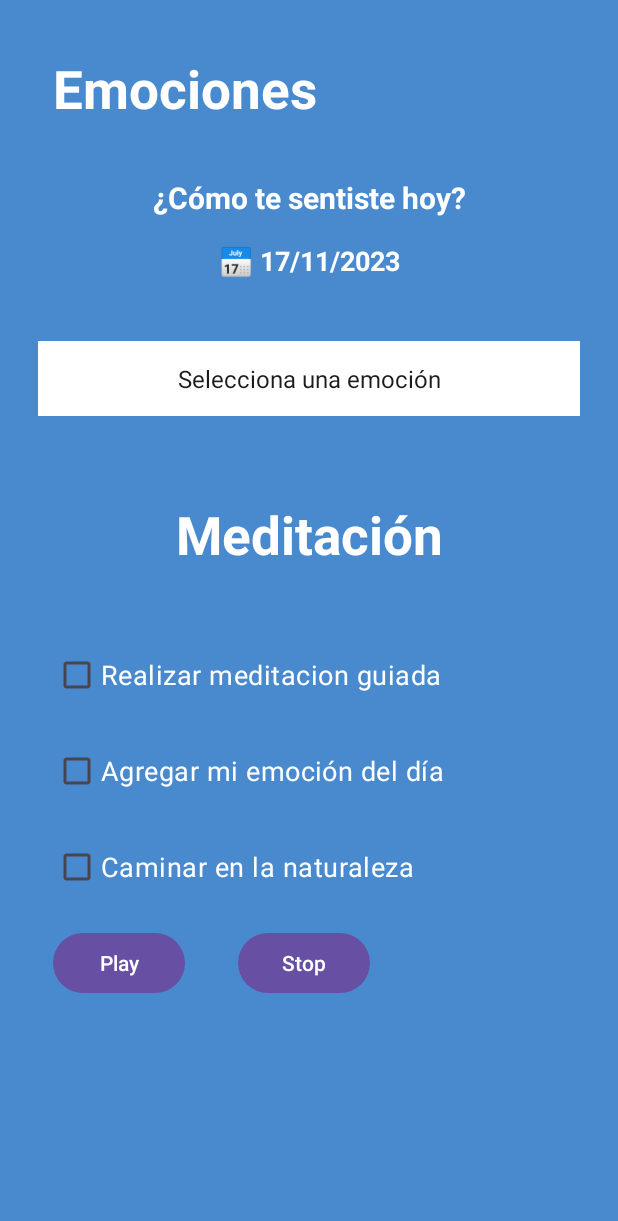
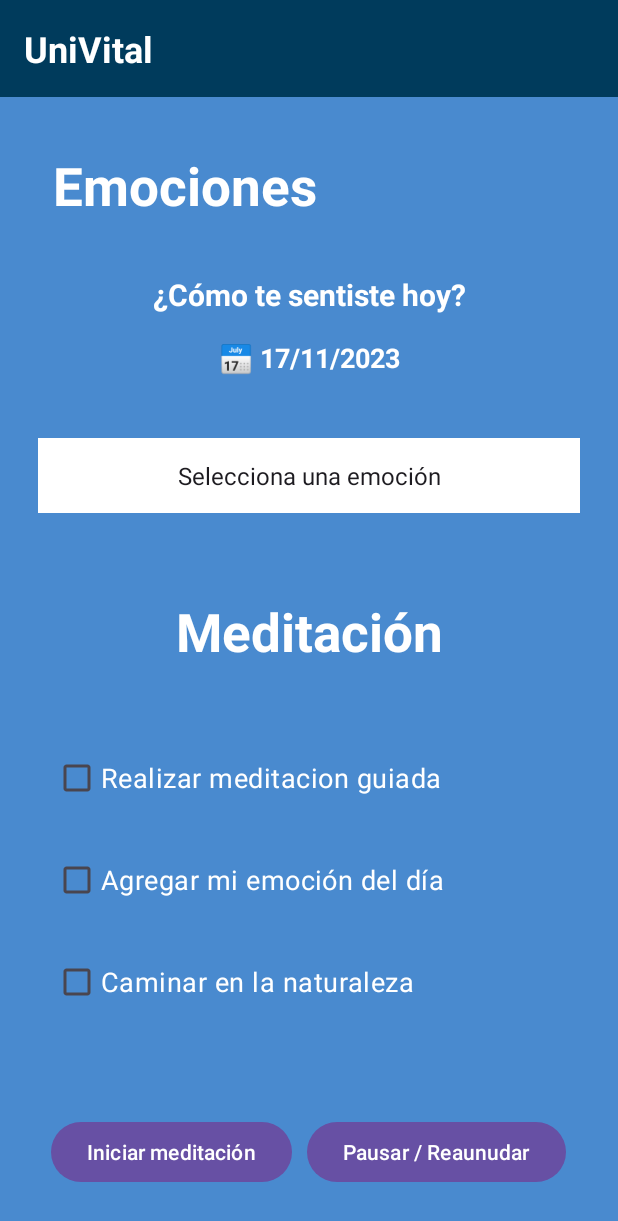
Before and after one commit to cescodc/UniVital, an Android app: the screen it shows after launch (ActivityMeditacion), on a phone screen of 412 x 824 dp. Shown: the top 1221 px of the screen. Run offline under Robolectric (Android 15) with nearby library versions, the phone set to English and light mode, and no system bars.

Commit message:
Mejora de boton, agregar Titulo a pantalla ed emociones. boton de pausas y reaunudar.

```diff
--- a/app/src/main/java/com/example/univital/ActivityMeditacion.kt
+++ b/app/src/main/java/com/example/univital/ActivityMeditacion.kt
@@ -10,6 +10,7 @@ import androidx.appcompat.app.AppCompatActivity
 class ActivityMeditacion : AppCompatActivity() {
 
     private var mediaPlayer: MediaPlayer? = null
+    private var isPaused: Boolean = false
 
     override fun onCreate(savedInstanceState: Bundle?) {
         super.onCreate(savedInstanceState)
@@ -44,16 +45,20 @@ class ActivityMeditacion : AppCompatActivity() {
 
         // Configura el listener del botón de detención
         stopButton.setOnClickListener {
-            stopSound()
+            pauseOrStopSound()
         }
     }
 
-    private fun stopSound() {
-        // Detén la reproducción del sonido si está en curso
+    private fun pauseOrStopSound() {
+        // Pausa la reproducción si está en curso, o detén si ya está pausado
         mediaPlayer?.apply {
             if (isPlaying) {
-                stop()
-                reset()
+                pause()
+                isPaused = true
+            } else if (isPaused) {
+                // Si ya está pausado, reanuda la reproducción
+                start()
+                isPaused = false
             }
         }
     }
--- a/app/src/main/res/layout/activity_meditacion.xml
+++ b/app/src/main/res/layout/activity_meditacion.xml
@@ -11,6 +11,19 @@
         android:layout_height="match_parent"
         android:background="#498ACF"
         android:orientation="vertical">
+
+        <!-- Barra de título -->
+        <TextView
+            android:id="@+id/tvTitle"
+            android:layout_width="match_parent"
+            android:layout_height="wrap_content"
+            android:text="UniVital"
+            android:textSize="24sp"
+            android:textStyle="bold"
+            android:background="#003b5c"
+            android:textColor="#ffffff"
+            android:padding="16dp"/>
+
 
         <TextView
             android:layout_width="wrap_content"
@@ -71,7 +84,7 @@
             android:text="Realizar meditacion guiada"
             android:textColor="@color/white"
             android:textSize="18sp"
-            android:layout_marginTop="16dp"
+            android:layout_marginTop="20dp"
             android:layout_marginStart="35dp"/>
 
         <!-- CheckBox 2 -->
@@ -82,7 +95,7 @@
             android:text="Agregar mi emoción del día"
             android:textColor="@color/white"
             android:textSize="18sp"
-            android:layout_marginTop="16dp"
+            android:layout_marginTop="20dp"
             android:layout_marginStart="35dp"/>
 
         <!-- CheckBox 3 -->
@@ -93,28 +106,29 @@
             android:text="Caminar en la naturaleza"
             android:textColor="@color/white"
             android:textSize="18sp"
-            android:layout_marginTop="16dp"
+            android:layout_marginTop="20dp"
             android:layout_marginStart="35dp"/>
 
         <LinearLayout
             android:layout_width="match_parent"
             android:layout_height="match_parent"
-            android:orientation="horizontal">
+            android:orientation="horizontal"
+            android:gravity="center_horizontal">
+
             <Button
                 android:id="@+id/playButton"
                 android:layout_width="wrap_content"
                 android:layout_height="wrap_content"
-                android:text="Play"
-                android:layout_marginTop="16dp"
-                android:layout_marginStart="35dp"/>
+                android:text="Iniciar meditación"
+                android:layout_marginTop="65dp" />
 
             <Button
                 android:id="@+id/stopButton"
                 android:layout_width="wrap_content"
                 android:layout_height="wrap_content"
-                android:text="Stop"
-                android:layout_marginTop="16dp"
-                android:layout_marginStart="35dp"/>
+                android:layout_marginStart="10dp"
+                android:layout_marginTop="65dp"
+                android:text="Pausar / Reaunudar" />
 
         </LinearLayout>
 
```
